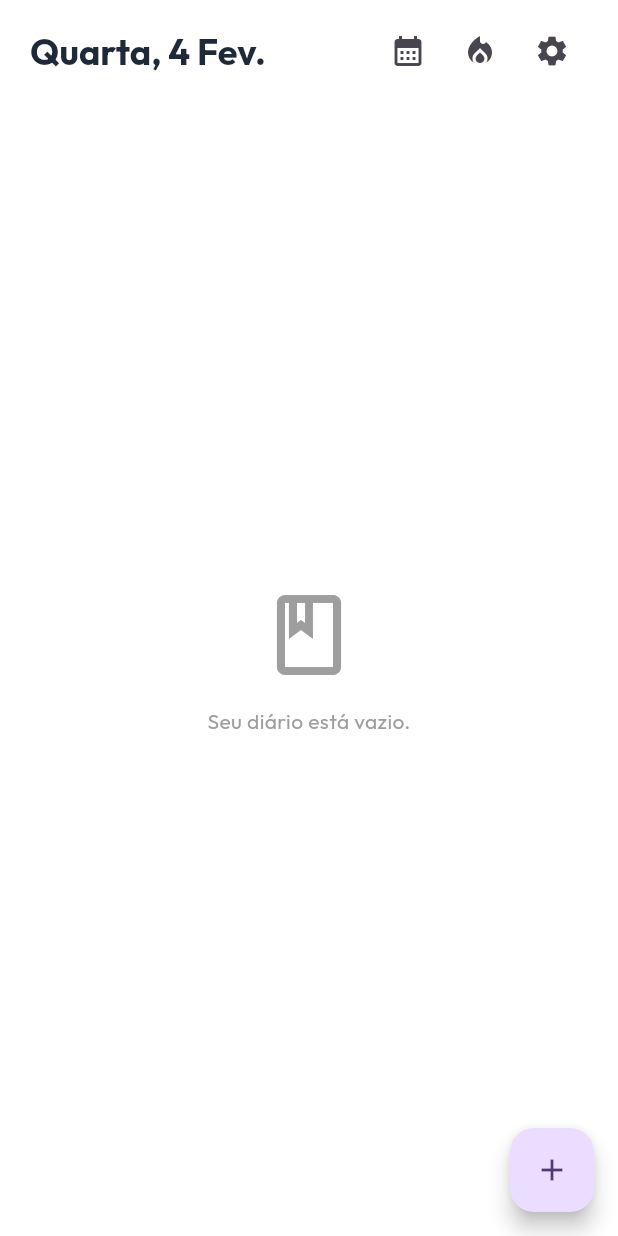
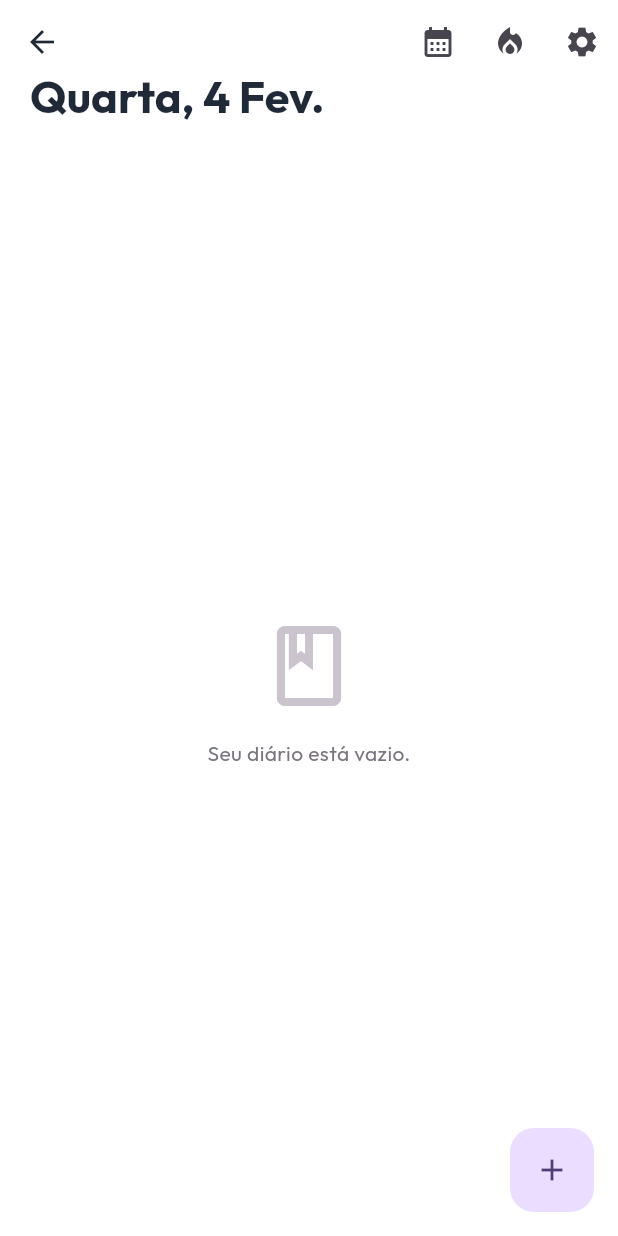
Before and after one commit to leonardoarthur/psicolog, a Flutter app: the JournalScreen screen opened directly, on a phone screen of 412 x 824 dp. Run offline on Flutter 3.47's test engine with Material 3 defaults, Android fonts, the phone set to English and light mode, and no system bars; drawn by our look-alikes of flutter_animate; our stand-ins replace file_picker, flutter_heatmap_calendar, flutter_local_notifications, flutter_timezone, google_fonts, isar and 3 more; missing offline and left inert: animate_gradient; accounts and stored records are empty; generated files the repository leaves out were written again.

Commit message:
Forma inicial do app -- Estado de Lançamento

```diff
--- /dev/null
+++ b/lib/ui/animations/bouncing_button.dart
@@ -0,0 +1,65 @@
+import 'package:flutter/material.dart';
+
+class BouncingButton extends StatefulWidget {
+  final Widget child;
+  final VoidCallback onTap;
+  final double scaleFactor;
+
+  const BouncingButton({
+    super.key,
+    required this.child,
+    required this.onTap,
+    this.scaleFactor = 0.95,
+  });
+
+  @override
+  State<BouncingButton> createState() => _BouncingButtonState();
+}
+
+class _BouncingButtonState extends State<BouncingButton>
+    with SingleTickerProviderStateMixin {
+  late AnimationController _controller;
+  late Animation<double> _scaleAnimation;
+
+  @override
+  void initState() {
+    super.initState();
+    _controller = AnimationController(
+      vsync: this,
+      duration: const Duration(milliseconds: 100),
+    );
+    _scaleAnimation = Tween<double>(
+      begin: 1.0,
+      end: widget.scaleFactor,
+    ).animate(CurvedAnimation(parent: _controller, curve: Curves.easeInOut));
+  }
+
+  @override
+  void dispose() {
+    _controller.dispose();
+    super.dispose();
+  }
+
+  void _onTapDown(TapDownDetails details) {
+    _controller.forward();
+  }
+
+  void _onTapUp(TapUpDetails details) {
+    _controller.reverse();
+    widget.onTap();
+  }
+
+  void _onTapCancel() {
+    _controller.reverse();
+  }
+
+  @override
+  Widget build(BuildContext context) {
+    return GestureDetector(
+      onTapDown: _onTapDown,
+      onTapUp: _onTapUp,
+      onTapCancel: _onTapCancel,
+      child: ScaleTransition(scale: _scaleAnimation, child: widget.child),
+    );
+  }
+}
--- a/lib/ui/screens/dreams_screen.dart
+++ b/lib/ui/screens/dreams_screen.dart
@@ -6,6 +6,8 @@ import '../../data/models/entry.dart';
 import '../../data/models/app_settings.dart';
 import '../widgets/entry_form.dart';
 import '../widgets/expandable_dream_text.dart';
+import 'package:flutter_animate/flutter_animate.dart';
+import '../animations/bouncing_button.dart';
 
 class DreamsScreen extends StatelessWidget {
   const DreamsScreen({super.key});
--- a/lib/ui/screens/journal_screen.dart
+++ b/lib/ui/screens/journal_screen.dart
@@ -7,6 +7,9 @@ import '../../data/models/entry.dart';
 import 'mood_calendar_screen.dart';
 import '../widgets/entry_form.dart';
 import 'settings_screen.dart';
+import 'package:flutter_animate/flutter_animate.dart';
+import '../animations/bouncing_button.dart';
+import '../animations/skeleton_loader.dart';
 
 class JournalScreen extends StatelessWidget {
   const JournalScreen({super.key});
@@ -17,80 +20,110 @@ class JournalScreen extends StatelessWidget {
       resizeToAvoidBottomInset: false,
       backgroundColor: Colors.transparent,
       body: SafeArea(
-        child: Column(
-          children: [
-            _buildHeader(context),
-            // DailyCheckInWidget removed from here
-            Expanded(
         child: Consumer<JournalProvider>(
           builder: (context, provider, child) {
             final entries = provider.entries
                 .where((e) => e.type != EntryType.therapy)
                 .toList();
-                  if (entries.isEmpty) {
-                    return const Center(
+
+            return CustomScrollView(
+              physics: const BouncingScrollPhysics(),
+              slivers: [
+                _buildSliverHeader(context),
+                if (entries.isEmpty)
+                  SliverFillRemaining(
+                    child: Center(
                       child: Column(
                         mainAxisAlignment: MainAxisAlignment.center,
                         children: [
                           Icon(
                                 Icons.book_outlined,
                                 size: 64,
-                            color: Colors.grey,
+                                color: Theme.of(
+                                  context,
+                                ).colorScheme.outlineVariant,
+                              )
+                              .animate(onPlay: (c) => c.repeat(reverse: true))
+                              .scale(
+                                begin: const Offset(1, 1),
+                                end: const Offset(1.1, 1.1),
+                                duration: 2000.ms,
                               ),
-                          SizedBox(height: 16),
+                          const SizedBox(height: 16),
                           Text(
                             'Seu diário está vazio.',
-                            style: TextStyle(color: Colors.grey),
+                            style: TextStyle(
+                              color: Theme.of(context).colorScheme.outline,
+                            ),
                           ),
                         ],
+                      ).animate().fadeIn(duration: 600.ms),
                     ),
+                  )
+                else
+                  SliverList(
+                    delegate: SliverChildBuilderDelegate((context, index) {
+                      final entry = entries[index];
+                      // Staggered animation
+                      return _EntryCard(entry: entry)
+                          .animate()
+                          .fadeIn(duration: 500.ms, delay: (50 * index).ms)
+                          .slideY(
+                            begin: 0.2,
+                            end: 0,
+                            curve: Curves.easeOutQuad,
                           );
-                  }
-                  return ListView.builder(
-                    padding: const EdgeInsets.only(top: 16, bottom: 80),
-                    itemCount: entries.length,
-                    itemBuilder: (context, index) {
-                      final entry = entries[index];
-                      return _EntryCard(entry: entry);
-                    },
+                    }, childCount: entries.length),
+                  ),
+                const SliverPadding(padding: EdgeInsets.only(bottom: 80)),
+              ],
             );
           },
         ),
       ),
-          ],
+      floatingActionButton: BouncingButton(
+        onTap: () => _showAddMenu(context),
+        child: FloatingActionButton(
+          onPressed: () => _showAddMenu(
+            context,
+          ), // Handled by BouncingButton but FAB requires param. We can pass null or keep it. BouncingButton calls onTap.
+          elevation: 0, // Let BouncingButton handle feel
+          child: const Icon(Icons.add),
         ),
-      ),
-      floatingActionButton: FloatingActionButton(
-        onPressed: () => _showAddMenu(context),
-        child: const Icon(Icons.add),
       ),
     );
   }
 
-  Widget _buildHeader(BuildContext context) {
+  Widget _buildSliverHeader(BuildContext context) {
     final now = DateTime.now();
-    // Format: "Segunda, 12 Out"
-    final dayName = DateFormat(
-      'EEEE',
-      'pt_BR',
-    ).format(now).split('-')[0]; // Remove -feira
+    final dayName = DateFormat('EEEE', 'pt_BR').format(now).split('-')[0];
     final dayNum = DateFormat('d', 'pt_BR').format(now);
     final month = DateFormat('MMM', 'pt_BR').format(now);
     final dateStr =
         '${dayName[0].toUpperCase()}${dayName.substring(1)}, $dayNum ${month[0].toUpperCase()}${month.substring(1)}';
 
-    return Padding(
-      padding: const EdgeInsets.fromLTRB(20, 10, 20, 0),
-      child: Row(
-        mainAxisAlignment: MainAxisAlignment.spaceBetween,
-        children: [
-          Text(
+    return SliverAppBar(
+      backgroundColor: Colors.transparent, // Glass effect via theme usually
+      floating: true,
+      pinned: false,
+      snap: true,
+      elevation: 0,
+      expandedHeight: 100, // Reduced height for cleaner look
+      flexibleSpace: FlexibleSpaceBar(
+        titlePadding: const EdgeInsets.only(left: 20, bottom: 16),
+        title: Text(
           dateStr,
           style: Theme.of(context).textTheme.headlineSmall?.copyWith(
             fontWeight: FontWeight.bold,
             color: Theme.of(context).colorScheme.onSurface,
+            fontSize: 20, // Slightly smaller for AppBar title
           ),
         ),
+        background: Container(
+          color: Colors.transparent,
+        ), // Gradient could go here
+      ),
+      actions: [
         Row(
           children: [
             IconButton(
@@ -142,7 +175,6 @@ class JournalScreen extends StatelessWidget {
           ],
         ),
       ],
-      ),
     );
   }
 
@@ -397,7 +429,10 @@ class _EntryCard extends StatelessWidget {
                         fontWeight: FontWeight.bold,
                       ),
                     ),
-                    Text(entry.wakeUpMood!, style: const TextStyle(fontSize: 16)),
+                    Text(
+                      entry.wakeUpMood!,
+                      style: const TextStyle(fontSize: 16),
+                    ),
                   ],
 
                   if (entry.dreamAssociations != null &&
```
Also changed, not shown: lib/services/notification_service.dart (+4 -7 lines), lib/ui/animations/skeleton_loader.dart (added, +34 -0 lines), 3 other files. Lines whose indentation alone changed are shown as unchanged.
